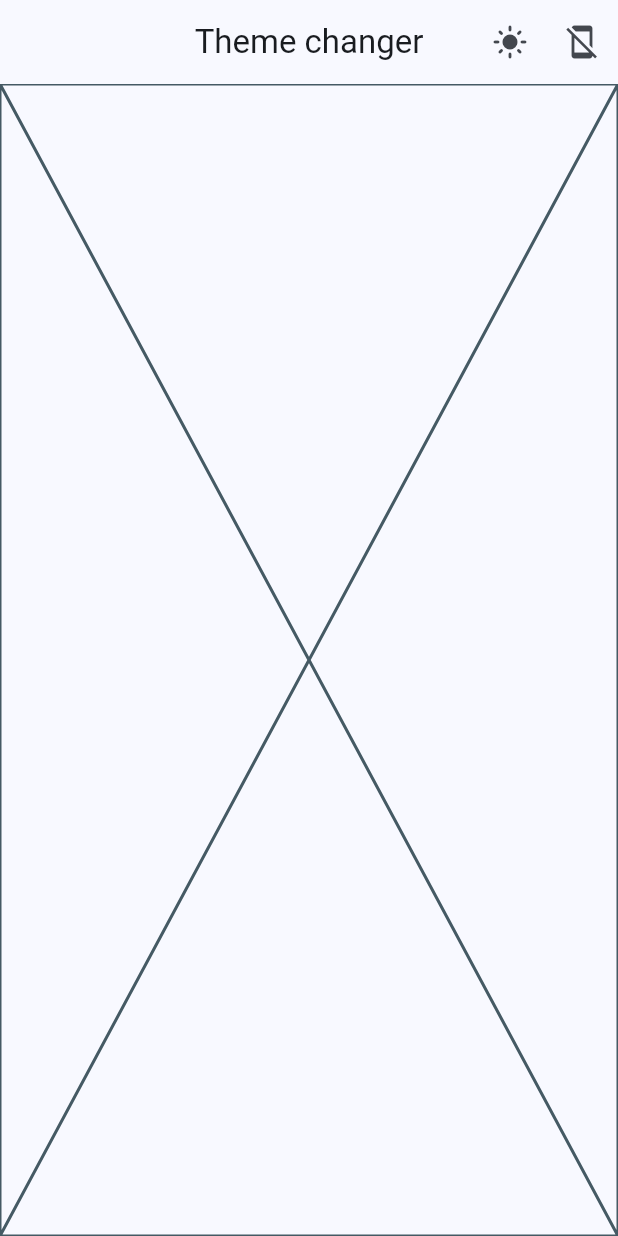
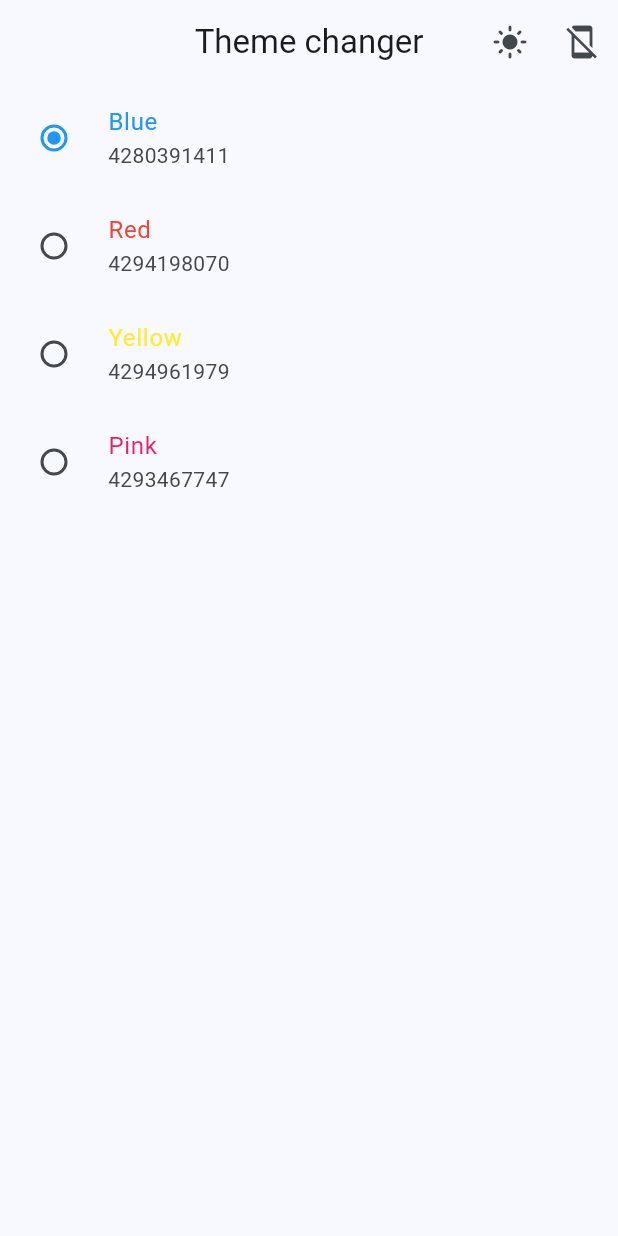
Before and after one commit to amarosv/SongSwipe, a Flutter app: the screen it shows after launch, on a phone screen of 412 x 824 dp. Run offline on Flutter 3.47's test engine with Material 3 defaults, Android fonts, the phone set to English and light mode, and no system bars; our stand-ins replace flutter_riverpod, shared_preferences.

Commit message:
Colores hechos

```diff
--- a/lib/config/theme/app_theme.dart
+++ b/lib/config/theme/app_theme.dart
@@ -1,7 +1,12 @@
 import 'package:flutter/material.dart';
 
-// Listado de colores para el tema de la aplicación
-const colorList = <Color>[Colors.blue, Colors.red, Colors.yellow, Colors.pink];
+// Mapa de colores para el tema de la aplicación
+const colorList = {
+  'Blue': Colors.blue,
+  'Red': Colors.red,
+  'Yellow': Colors.yellow,
+  'Pink': Colors.pink
+};
 
 class AppTheme {
   // Atributo que almacena el índice del color seleccionado
@@ -23,7 +28,7 @@ class AppTheme {
   ThemeData getTheme() => ThemeData(
       useMaterial3: true,
       brightness: isDarkMode ? Brightness.dark : Brightness.light,
-      colorSchemeSeed: colorList[selectedColor],
+      colorSchemeSeed: colorList.values.toList()[selectedColor],
       appBarTheme: const AppBarTheme(centerTitle: true));
 
   // Método que permite crear una copia de la instancia actual de AppTheme,
--- a/lib/main.dart
+++ b/lib/main.dart
@@ -21,14 +21,15 @@ class _MyAppState extends ConsumerState<MyApp> {
 
   @override
   Widget build(BuildContext context) {
-    // Obtenemos si se está usando el tema del sistema
+    // Obtenemos si se está usando el tema del dispositivo
     final system = ref.watch(themeNotifierProvider).isUsingSystem;
 
-    // Verificar si el brillo ha cambiado y hacer un print
+    // Comprobamos si se está usando el tema del dispositivo
     if (system) {
       // Obtenemos el tema actual del dispositivo
       final currentBrightness = MediaQuery.of(context).platformBrightness;
 
+      // Comprobamos si ha habido un cambio en el valor del modo oscuro
       if (currentBrightness != _previousBrightness) {
         WidgetsBinding.instance.addPostFrameCallback((_) {
           bool darkMode = currentBrightness == Brightness.dark;
@@ -46,7 +47,7 @@ class _MyAppState extends ConsumerState<MyApp> {
     final appTheme = ref.watch(themeNotifierProvider);
 
     return MaterialApp(
-      title: 'Flutter Demo',
+      title: 'SongSwipe',
       debugShowCheckedModeBanner: false,
       theme: appTheme.getTheme(),
       home: const ChangeThemeScreen(),
--- a/lib/presentation/providers/theme_provider.dart
+++ b/lib/presentation/providers/theme_provider.dart
@@ -5,14 +5,14 @@ import 'package:flutter_riverpod/flutter_riverpod.dart';
 import 'package:songswipe/config/theme/app_theme.dart';
 import 'package:songswipe/helpers/preferences.dart';
 
-// // Listado de colores inmutables
-// final colorListProvider = Provider((ref) => colorList);
+// Listado de colores inmutables
+final colorListProvider = Provider((ref) => colorList);
 
-// // Booleano que contiene si el modo oscuro está activado
-// final isDarModeProvider = StateProvider((ref) => loadDataBool(tag: 'isDarkMode'));
+// Booleano que contiene si el modo oscuro está activado
+final isDarModeProvider = StateProvider((ref) => loadDataBool(tag: 'isDarkMode'));
 
-// // Entero que contiene el índice del color seleccionado
-// final selectedColorProvider = StateProvider((ref) => loadDataInt(tag: 'selectedColorTheme'));
+// Entero que contiene el índice del color seleccionado
+final selectedColorProvider = StateProvider((ref) => loadDataInt(tag: 'selectedColorTheme'));
 
 // Objeto de tipo AppTheme
 final themeNotifierProvider = StateNotifierProvider<ThemeNotifier, AppTheme>(
--- a/lib/presentation/screens/change_theme_screen.dart
+++ b/lib/presentation/screens/change_theme_screen.dart
@@ -1,6 +1,7 @@
 import 'package:flutter/material.dart';
 import 'package:flutter_riverpod/flutter_riverpod.dart';
 import 'package:songswipe/presentation/providers/theme_provider.dart';
+import 'package:songswipe/presentation/views/change_theme_view.dart';
 
 class ChangeThemeScreen extends ConsumerWidget {
   const ChangeThemeScreen({super.key});
@@ -33,7 +34,7 @@ class ChangeThemeScreen extends ConsumerWidget {
           ),
         ],
       ),
-      body: Placeholder(),
+      body: ChangeThemeView(),
     );
   }
 }
--- /dev/null
+++ b/lib/presentation/views/change_theme_view.dart
@@ -0,0 +1,35 @@
+import 'package:flutter/material.dart';
+import 'package:flutter_riverpod/flutter_riverpod.dart';
+import 'package:songswipe/presentation/providers/theme_provider.dart';
+
+class ChangeThemeView extends ConsumerWidget {
+  const ChangeThemeView({super.key});
+
+  @override
+  Widget build(BuildContext context, ref) {
+    final Map<String, Color> colors = ref.watch( colorListProvider );
+    final int selectedColor = ref.watch( themeNotifierProvider ).selectedColor;
+    // final int selectedColor = ref.watch( selectedColorProvider );
+
+    return ListView.builder(
+      itemCount: colors.length,
+      itemBuilder:(context, index) {
+        final String name = colors.keys.toList()[index];
+        final Color color = colors.values.toList()[index];
+
+        return RadioListTile(
+          title: Text(name, style: TextStyle( color: color )),
+          subtitle: Text('${ color.value }'),
+          activeColor: color,
+          value: index,
+          groupValue: selectedColor,
+          onChanged: (value) {
+            // ref.read( selectedColorProvider.notifier ).state = index;
+            ref.read( themeNotifierProvider.notifier )
+              .changeColorIndex(index);
+          }
+        );
+      },
+    );
+  }
+}
```
